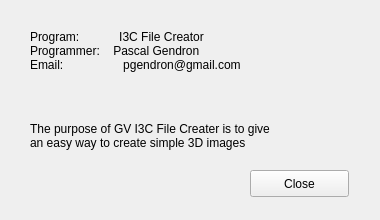
Old version of the form I3C_ImageCreator/aboutus.ui in the repository pgTech123/I3C_FileCreator.
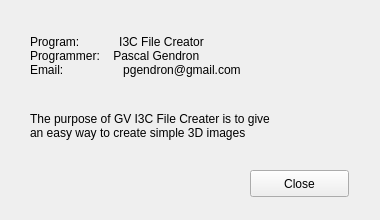
New version of the form. Icons and pictures are not drawn.

Diff of the .ui file:
```diff
--- a/I3C_ImageCreator/aboutus.ui
+++ b/I3C_ImageCreator/aboutus.ui
@@ -23,9 +23,9 @@
    <property name="geometry">
     <rect>
      <x>30</x>
-     <y>20</y>
+     <y>30</y>
      <width>261</width>
-     <height>61</height>
+     <height>51</height>
     </rect>
    </property>
    <property name="text">
@@ -38,7 +38,7 @@
    <property name="geometry">
     <rect>
      <x>30</x>
-     <y>110</y>
+     <y>100</y>
      <width>321</width>
      <height>51</height>
     </rect>
@@ -57,7 +57,7 @@
   <widget class="QLabel" name="label_3">
    <property name="geometry">
     <rect>
-     <x>280</x>
+     <x>290</x>
      <y>20</y>
      <width>67</width>
      <height>61</height>
```
